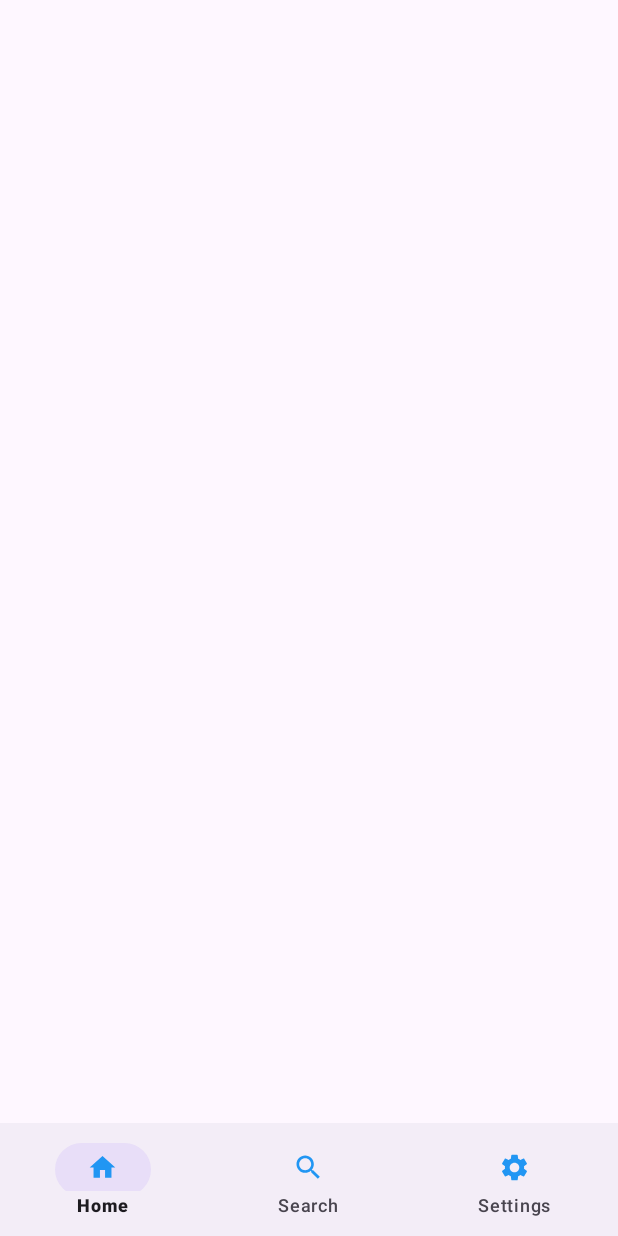
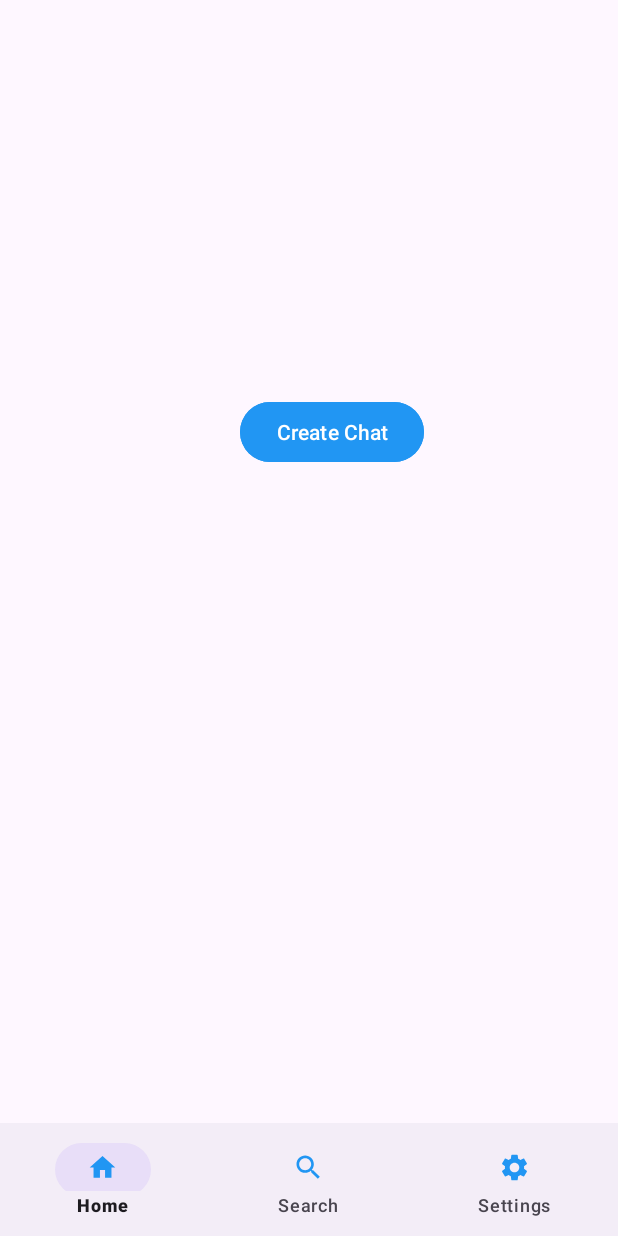
Before and after one commit to ShayKat112/GamerLandRep1, an Android app: the screen it shows after launch (HomeActivity), after a tap on "Login", on a phone screen of 412 x 824 dp. Run offline under Robolectric (Android 15) with nearby library versions, the phone set to English and light mode, and no system bars; our stand-ins replace Firebase (no records; nobody signed in at launch, a user with empty details on screens opened directly); Roboto replaces fonts that are not available here.

Commit message:
23/2/2025

```diff
--- a/app/src/main/java/com/example/gamerland/HomeFragment.java
+++ b/app/src/main/java/com/example/gamerland/HomeFragment.java
@@ -1,12 +1,16 @@
 package com.example.gamerland;
 
+import android.content.Intent;
 import android.os.Bundle;
 import androidx.fragment.app.Fragment;
 import android.view.LayoutInflater;
 import android.view.View;
 import android.view.ViewGroup;
+import android.widget.Button;
 
 public class HomeFragment extends Fragment {
+    private Button btnCreateChat;
+
     public static HomeFragment newInstance(String param1, String param2) {
         HomeFragment fragment = new HomeFragment();
         return fragment;
@@ -23,6 +27,15 @@ public class HomeFragment extends Fragment {
     @Override
     public View onCreateView(LayoutInflater inflater, ViewGroup container,
                              Bundle savedInstanceState) {
-        return inflater.inflate(R.layout.fragment_home, container, false);
+        View view = inflater.inflate(R.layout.fragment_home, container, false);
+        btnCreateChat = view.findViewById(R.id.btnCreateChat);
+        btnCreateChat.setOnClickListener(new View.OnClickListener() {
+            @Override
+            public void onClick(View v) {
+                Intent intent = new Intent(getActivity(), ChatCreationActivity.class);
+                startActivity(intent);
+            }
+        });
+        return view;
     }
 }
--- a/app/src/main/res/layout/fragment_home.xml
+++ b/app/src/main/res/layout/fragment_home.xml
@@ -1,14 +1,19 @@
 <?xml version="1.0" encoding="utf-8"?>
-<FrameLayout xmlns:android="http://schemas.android.com/apk/res/android"
+<androidx.constraintlayout.widget.ConstraintLayout xmlns:android="http://schemas.android.com/apk/res/android"
     xmlns:app="http://schemas.android.com/apk/res-auto"
     xmlns:tools="http://schemas.android.com/tools"
     android:layout_width="match_parent"
     android:layout_height="match_parent"
     tools:context=".HomeFragment">
 
-    <ImageView
-        android:id="@+id/imageView"
-        android:layout_width="76dp"
-        android:layout_height="75dp"
-        tools:src="@tools:sample/avatars" />
-</FrameLayout>
+    <Button
+        android:id="@+id/btnCreateChat"
+        android:layout_width="wrap_content"
+        android:layout_height="wrap_content"
+        android:layout_marginStart="160dp"
+        android:layout_marginTop="264dp"
+        android:text="Create Chat"
+        android:backgroundTint="#2196F3"
+        app:layout_constraintStart_toStartOf="parent"
+        app:layout_constraintTop_toTopOf="parent" />
+</androidx.constraintlayout.widget.ConstraintLayout>
```
Also changed, not shown: app/src/main/java/com/example/gamerland/ChatCreationActivity.java (+51 -5 lines).
